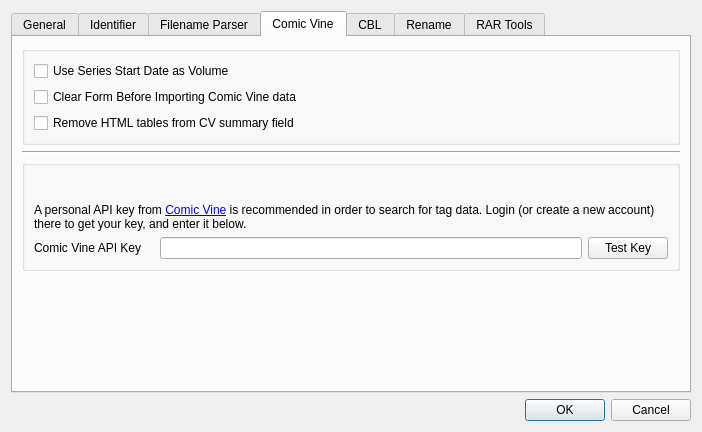
Qt form comictaggerlib/ui/settingswindow.ui (comictagger/comictagger) before a commit.
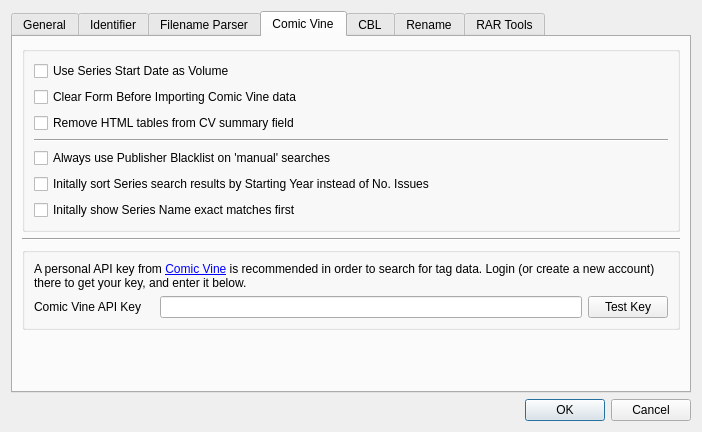
The same form after that commit. The open tabs and pages were chosen to show the change.

Commit message:
Series sorting filtering (#200)
Because additional series results are now returned due to #143 the series selection window can with a large number of results that are not usually sorted in a useful way.

I've created 3 settings that can help finding the corect series quickly

use the publisher black list - can be toggled from the series selction screen, as well as a setting for is default behaviour
a setting to make the result initially sorted by start year instead of the default no of issues
a setting to initially put exact and near matches at the top of the list

What changed in the file:
```diff
--- a/comictaggerlib/ui/settingswindow.ui
+++ b/comictaggerlib/ui/settingswindow.ui
@@ -263,6 +263,40 @@
                 </property>
                </widget>
               </item>
+             <item>
+              <widget class="Line" name="line_4">
+               <property name="sizePolicy">
+                <sizepolicy hsizetype="Expanding" vsizetype="Fixed">
+                 <horstretch>0</horstretch>
+                 <verstretch>0</verstretch>
+                </sizepolicy>
+               </property>
+               <property name="orientation">
+                <enum>Qt::Horizontal</enum>
+              </property>
+            </widget>
+            </item>
+              <item>
+               <widget class="QCheckBox" name="cbxUseBlackFilter">
+                <property name="text">
+                 <string>Always use Publisher Blacklist on 'manual' searches</string>
+                </property>
+               </widget>
+              </item>
+              <item>
+               <widget class="QCheckBox" name="cbxSortByYear">
+                <property name="text">
+                 <string>Initally sort Series search results by Starting Year instead of No. Issues</string>
+                </property>
+               </widget>
+              </item>
+              <item>
+               <widget class="QCheckBox" name="cbxExactMatches">
+                <property name="text">
+                 <string>Initally show Series Name exact matches first</string>
+                </property>
+               </widget>
+              </item>
              </layout>
             </item>
            </layout>
```
The commit also changes 4 other files.
